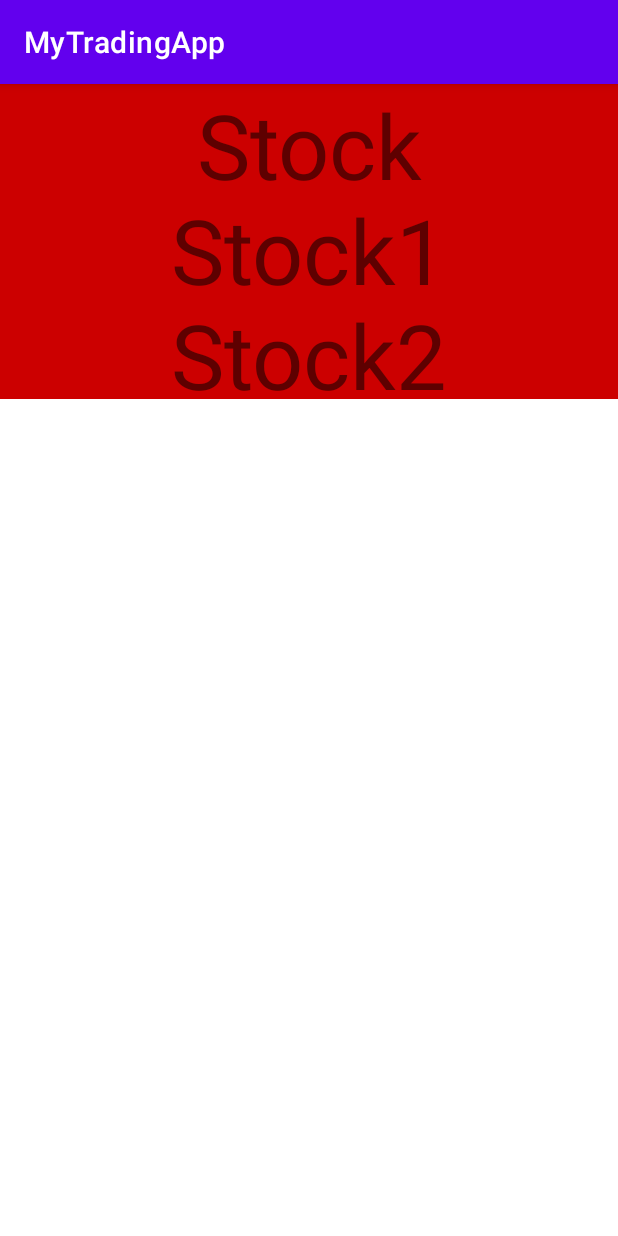
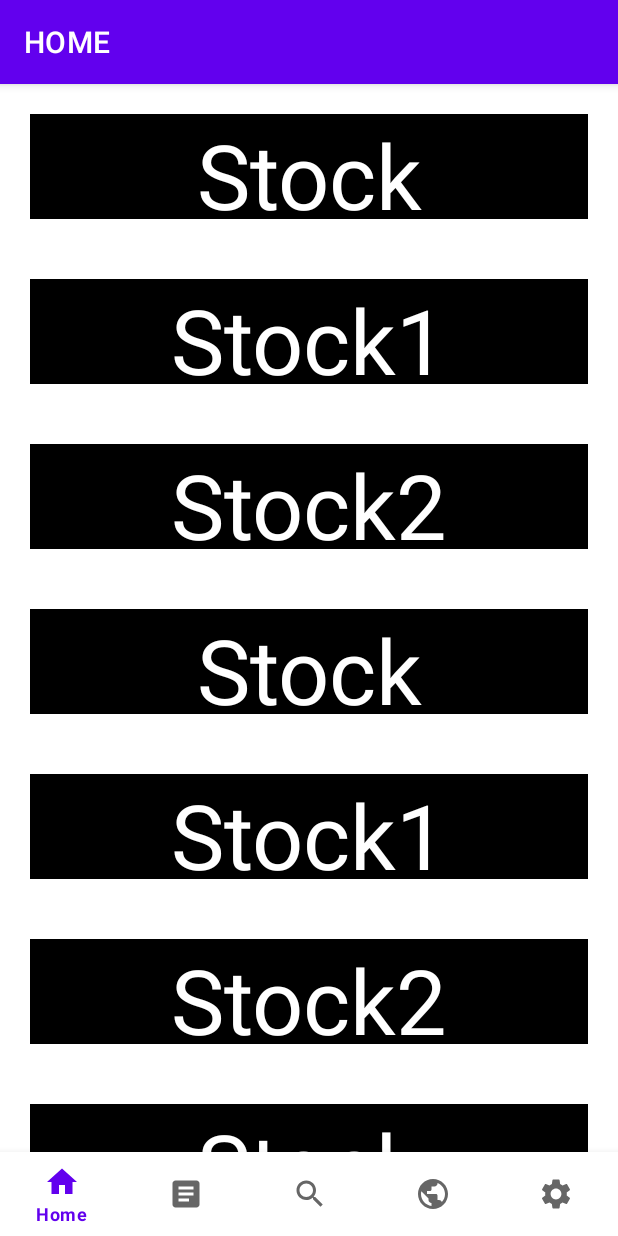
Before and after one commit to Sargezian/MyTradingApp, an Android app: the screen it shows after launch (MainActivity), on a phone screen of 412 x 824 dp. Run offline under Robolectric (Android 15) with nearby library versions, the phone set to English and light mode, and no system bars.

Commit message:
topbar + navbar

```diff
--- a/app/src/main/java/com/example/mytradingapp/MainActivity.java
+++ b/app/src/main/java/com/example/mytradingapp/MainActivity.java
@@ -29,6 +29,21 @@ public class MainActivity extends AppCompatActivity implements PostAdapter.OnLis
         posts.add(new Post("Stock"));
         posts.add(new Post("Stock1"));
         posts.add(new Post("Stock2"));
+        posts.add(new Post("Stock"));
+        posts.add(new Post("Stock1"));
+        posts.add(new Post("Stock2"));
+        posts.add(new Post("Stock"));
+        posts.add(new Post("Stock1"));
+        posts.add(new Post("Stock2"));
+        posts.add(new Post("Stock"));
+        posts.add(new Post("Stock1"));
+        posts.add(new Post("Stock2"));
+        posts.add(new Post("Stock"));
+        posts.add(new Post("Stock1"));
+        posts.add(new Post("Stock2"));
+        posts.add(new Post("Stock"));
+        posts.add(new Post("Stock1"));
+        posts.add(new Post("Stock2"));
 
         PostAdapter adapter = new PostAdapter(posts,this);
 
--- /dev/null
+++ b/app/src/main/res/drawable/ic_baseline_article_24.xml
@@ -0,0 +1,11 @@
+<vector xmlns:android="http://schemas.android.com/apk/res/android"
+    android:width="24dp"
+    android:height="24dp"
+    android:viewportWidth="24"
+    android:viewportHeight="24"
+    android:tint="?attr/colorControlNormal"
+    android:autoMirrored="true">
+  <path
+      android:fillColor="@android:color/white"
+      android:pathData="M19,3L5,3c-1.1,0 -2,0.9 -2,2v14c0,1.1 0.9,2 2,2h14c1.1,0 2,-0.9 2,-2L21,5c0,-1.1 -0.9,-2 -2,-2zM14,17L7,17v-2h7v2zM17,13L7,13v-2h10v2zM17,9L7,9L7,7h10v2z"/>
+</vector>
--- /dev/null
+++ b/app/src/main/res/drawable/ic_baseline_home_24.xml
@@ -0,0 +1,10 @@
+<vector xmlns:android="http://schemas.android.com/apk/res/android"
+    android:width="24dp"
+    android:height="24dp"
+    android:viewportWidth="24"
+    android:viewportHeight="24"
+    android:tint="?attr/colorControlNormal">
+  <path
+      android:fillColor="@android:color/white"
+      android:pathData="M10,20v-6h4v6h5v-8h3L12,3 2,12h3v8z"/>
+</vector>
--- /dev/null
+++ b/app/src/main/res/drawable/ic_baseline_public_24.xml
@@ -0,0 +1,10 @@
+<vector xmlns:android="http://schemas.android.com/apk/res/android"
+    android:width="24dp"
+    android:height="24dp"
+    android:viewportWidth="24"
+    android:viewportHeight="24"
+    android:tint="?attr/colorControlNormal">
+  <path
+      android:fillColor="@android:color/white"
+      android:pathData="M12,2C6.48,2 2,6.48 2,12s4.48,10 10,10 10,-4.48 10,-10S17.52,2 12,2zM11,19.93c-3.95,-0.49 -7,-3.85 -7,-7.93 0,-0.62 0.08,-1.21 0.21,-1.79L9,15v1c0,1.1 0.9,2 2,2v1.93zM17.9,17.39c-0.26,-0.81 -1,-1.39 -1.9,-1.39h-1v-3c0,-0.55 -0.45,-1 -1,-1L8,12v-2h2c0.55,0 1,-0.45 1,-1L11,7h2c1.1,0 2,-0.9 2,-2v-0.41c2.93,1.19 5,4.06 5,7.41 0,2.08 -0.8,3.97 -2.1,5.39z"/>
+</vector>
--- /dev/null
+++ b/app/src/main/res/drawable/ic_baseline_search_24.xml
@@ -0,0 +1,10 @@
+<vector xmlns:android="http://schemas.android.com/apk/res/android"
+    android:width="24dp"
+    android:height="24dp"
+    android:viewportWidth="24"
+    android:viewportHeight="24"
+    android:tint="?attr/colorControlNormal">
+  <path
+      android:fillColor="@android:color/white"
+      android:pathData="M15.5,14h-0.79l-0.28,-0.27C15.41,12.59 16,11.11 16,9.5 16,5.91 13.09,3 9.5,3S3,5.91 3,9.5 5.91,16 9.5,16c1.61,0 3.09,-0.59 4.23,-1.57l0.27,0.28v0.79l5,4.99L20.49,19l-4.99,-5zM9.5,14C7.01,14 5,11.99 5,9.5S7.01,5 9.5,5 14,7.01 14,9.5 11.99,14 9.5,14z"/>
+</vector>
--- /dev/null
+++ b/app/src/main/res/drawable/ic_baseline_settings_24.xml
@@ -0,0 +1,10 @@
+<vector xmlns:android="http://schemas.android.com/apk/res/android"
+    android:width="24dp"
+    android:height="24dp"
+    android:viewportWidth="24"
+    android:viewportHeight="24"
+    android:tint="?attr/colorControlNormal">
+  <path
+      android:fillColor="@android:color/white"
+      android:pathData="M19.14,12.94c0.04,-0.3 0.06,-0.61 0.06,-0.94c0,-0.32 -0.02,-0.64 -0.07,-0.94l2.03,-1.58c0.18,-0.14 0.23,-0.41 0.12,-0.61l-1.92,-3.32c-0.12,-0.22 -0.37,-0.29 -0.59,-0.22l-2.39,0.96c-0.5,-0.38 -1.03,-0.7 -1.62,-0.94L14.4,2.81c-0.04,-0.24 -0.24,-0.41 -0.48,-0.41h-3.84c-0.24,0 -0.43,0.17 -0.47,0.41L9.25,5.35C8.66,5.59 8.12,5.92 7.63,6.29L5.24,5.33c-0.22,-0.08 -0.47,0 -0.59,0.22L2.74,8.87C2.62,9.08 2.66,9.34 2.86,9.48l2.03,1.58C4.84,11.36 4.8,11.69 4.8,12s0.02,0.64 0.07,0.94l-2.03,1.58c-0.18,0.14 -0.23,0.41 -0.12,0.61l1.92,3.32c0.12,0.22 0.37,0.29 0.59,0.22l2.39,-0.96c0.5,0.38 1.03,0.7 1.62,0.94l0.36,2.54c0.05,0.24 0.24,0.41 0.48,0.41h3.84c0.24,0 0.44,-0.17 0.47,-0.41l0.36,-2.54c0.59,-0.24 1.13,-0.56 1.62,-0.94l2.39,0.96c0.22,0.08 0.47,0 0.59,-0.22l1.92,-3.32c0.12,-0.22 0.07,-0.47 -0.12,-0.61L19.14,12.94zM12,15.6c-1.98,0 -3.6,-1.62 -3.6,-3.6s1.62,-3.6 3.6,-3.6s3.6,1.62 3.6,3.6S13.98,15.6 12,15.6z"/>
+</vector>
--- a/app/src/main/res/layout/activity_main.xml
+++ b/app/src/main/res/layout/activity_main.xml
@@ -1,14 +1,53 @@
 <?xml version="1.0" encoding="utf-8"?>
-<LinearLayout
-    xmlns:android="http://schemas.android.com/apk/res/android"
+<androidx.constraintlayout.widget.ConstraintLayout xmlns:android="http://schemas.android.com/apk/res/android"
+    xmlns:tools="http://schemas.android.com/tools"
     android:layout_width="match_parent"
     android:layout_height="match_parent"
-    android:orientation="vertical">
+    xmlns:app="http://schemas.android.com/apk/res-auto"
+    android:orientation="vertical"
+    >
+
+
+    <com.google.android.material.appbar.AppBarLayout
+        android:id="@+id/appBarLayout"
+        android:layout_width="match_parent"
+        android:layout_height="wrap_content"
+        app:layout_constraintStart_toStartOf="parent"
+        app:layout_constraintTop_toTopOf="parent">
+
+        <com.google.android.material.appbar.MaterialToolbar
+            android:id="@+id/topAppBar"
+            style="@style/Widget.MaterialComponents.Toolbar.Primary"
+            android:layout_width="match_parent"
+            android:layout_height="?attr/actionBarSize"
+            app:title="HOME" />
+
+    </com.google.android.material.appbar.AppBarLayout>
+
 
     <androidx.recyclerview.widget.RecyclerView
         android:id="@+id/rv"
         android:layout_width="match_parent"
-        android:layout_height="match_parent"/>
+        android:layout_height="match_parent"
+        android:layout_marginTop="56dp"
+        app:layout_constraintTop_toTopOf="parent"
+        tools:layout_editor_absoluteX="0dp" />
+
+    <com.google.android.material.bottomnavigation.BottomNavigationView
+        android:id="@+id/bottom_navigation"
+        style="@style/Widget.MaterialComponents.BottomNavigationView"
+        android:layout_width="match_parent"
+        android:layout_height="wrap_content"
+        app:layout_constraintBottom_toBottomOf="@+id/rv"
+        app:layout_constraintEnd_toEndOf="@+id/rv"
+        app:layout_constraintHorizontal_bias="0.0"
+        app:layout_constraintStart_toStartOf="parent"
+        app:layout_constraintTop_toTopOf="@+id/rv"
+        app:layout_constraintVertical_bias="1.0"
+        app:menu="@menu/bottom_nav_menu" />
 
 
-</LinearLayout>
+
+
+
+</androidx.constraintlayout.widget.ConstraintLayout>
--- a/app/src/main/res/layout/post_item.xml
+++ b/app/src/main/res/layout/post_item.xml
@@ -4,13 +4,14 @@
     android:layout_width="match_parent"
     android:layout_height="wrap_content"
     android:orientation="horizontal"
-    android:background="@color/purple_700">
+    android:padding="20dp">
 
     <TextView
         android:id="@+id/name"
         android:layout_width="match_parent"
         android:layout_height="70dp"
-        android:background="#CC0000"
+        android:background="@color/black"
+        android:textColor="@color/white"
         android:text="CORONA"
         android:textSize="60sp"
         android:gravity="center"
--- /dev/null
+++ b/app/src/main/res/menu/bottom_nav_menu.xml
@@ -0,0 +1,43 @@
+<?xml version="1.0" encoding="utf-8"?>
+<menu xmlns:android="http://schemas.android.com/apk/res/android">
+
+
+
+    <item
+        android:id="@+id/home"
+        android:icon="@drawable/ic_baseline_home_24"
+        android:title="Home"
+        android:enabled="true"/>
+
+
+    <item
+
+        android:icon="@drawable/ic_baseline_article_24"
+        android:title="News"
+        android:enabled="true"/>
+
+
+
+    <item
+
+        android:icon="@drawable/ic_baseline_search_24"
+        android:title="Search"
+        android:enabled="true"/>
+
+
+    <item
+
+        android:icon="@drawable/ic_baseline_public_24"
+        android:title="Market"
+        android:enabled="true"/>
+
+
+    <item
+
+        android:icon="@drawable/ic_baseline_settings_24"
+        android:title="Settings"
+        android:enabled="true"
+        />
+
+
+</menu>
--- a/app/src/main/res/values/themes.xml
+++ b/app/src/main/res/values/themes.xml
@@ -1,6 +1,6 @@
 <resources xmlns:tools="http://schemas.android.com/tools">
     <!-- Base application theme. -->
-    <style name="Theme.MyTradingApp" parent="Theme.MaterialComponents.DayNight.DarkActionBar">
+    <style name="Theme.MyTradingApp" parent="Theme.MaterialComponents.DayNight.NoActionBar">
         <!-- Primary brand color. -->
         <item name="colorPrimary">@color/purple_500</item>
         <item name="colorPrimaryVariant">@color/purple_700</item>
```
